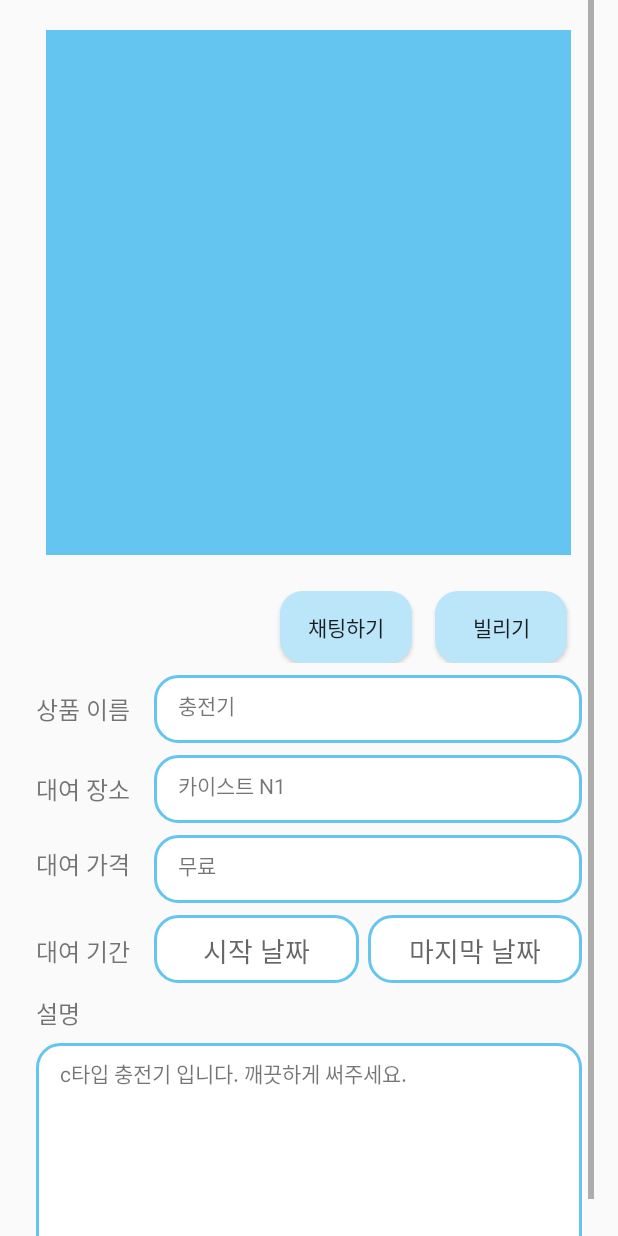
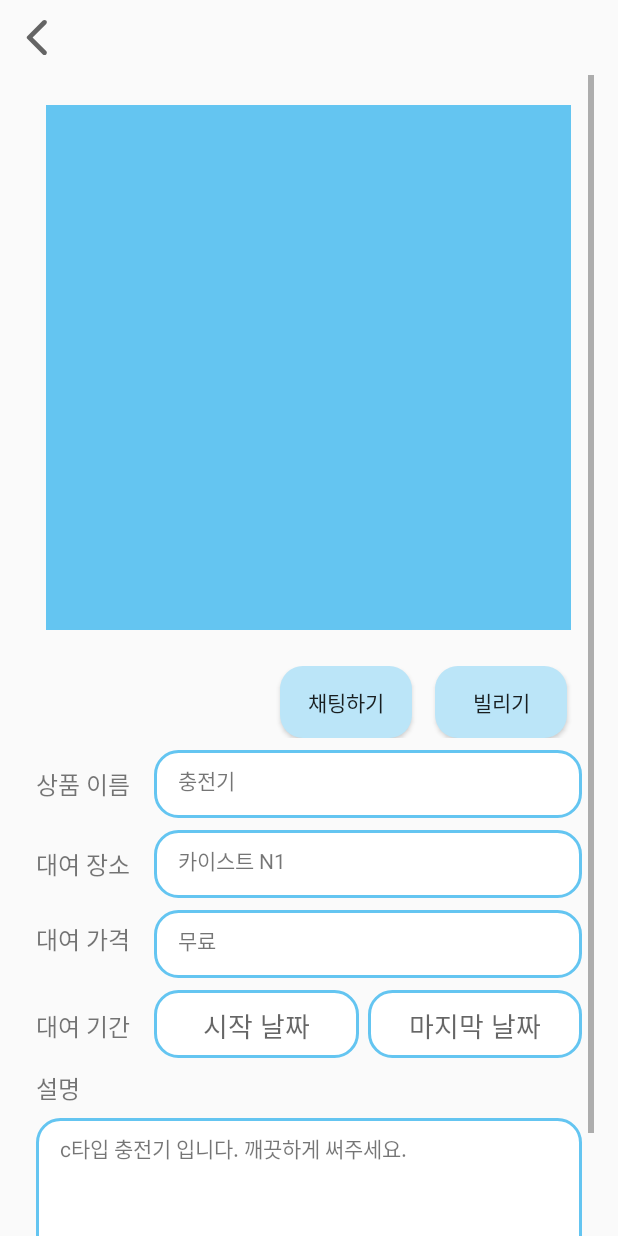
Before and after one commit to minizzang/madcamp_week2, an Android app: the ItemDetailActivity screen opened directly, with no data from a screen before it, on a phone screen of 412 x 824 dp. Run offline under Robolectric (Android 15) with nearby library versions, the phone set to English and light mode, and no system bars; our stand-ins replace Volley; network calls fail; 2 statements that could not run were skipped.

```diff
--- a/app/src/main/java/com/example/madcamp_week2/ui/items/PeopleListAdapter.kt
+++ b/app/src/main/java/com/example/madcamp_week2/ui/items/PeopleListAdapter.kt
@@ -45,6 +45,7 @@ class PeopleListAdapter (val context: Context, val peopleListArray: ArrayList<Re
             val peopleAdapter = PeopleAdapter(context, peopleArray)
             hpersonList.layoutManager = layoutManager
             hpersonList.adapter = peopleAdapter
+            //hpersonList.adapter!!.notifyDataSetChanged()
             hpersonList.setRecycledViewPool(viewPool)
 
         }
--- a/app/src/main/res/layout/activity_item_detail.xml
+++ b/app/src/main/res/layout/activity_item_detail.xml
@@ -1,7 +1,28 @@
 <?xml version="1.0" encoding="utf-8"?>
-<ScrollView xmlns:android="http://schemas.android.com/apk/res/android"
+<LinearLayout xmlns:android="http://schemas.android.com/apk/res/android"
     xmlns:app="http://schemas.android.com/apk/res-auto"
     xmlns:tools="http://schemas.android.com/tools"
+    android:layout_width="match_parent"
+    android:layout_height="wrap_content"
+    android:orientation="vertical">
+
+    <LinearLayout
+        android:layout_width="match_parent"
+        android:layout_height="wrap_content"
+        android:layout_marginVertical="10dp"
+        android:layout_marginHorizontal="10dp">
+
+        <Button
+            android:id="@+id/itemDetailBack"
+            android:layout_width="30dp"
+            android:layout_height="30dp"
+            android:background="@drawable/ic_round_arrow_back_ios_24"/>
+
+    </LinearLayout>
+
+
+
+    <ScrollView
         android:layout_width="match_parent"
         android:layout_height="match_parent"
         android:layout_marginHorizontal="16dp"
@@ -229,3 +250,4 @@
         </LinearLayout>
 
     </ScrollView>
+</LinearLayout>
--- a/app/src/main/res/layout/request_people_item.xml
+++ b/app/src/main/res/layout/request_people_item.xml
@@ -19,6 +19,7 @@
         tools:ignore="MissingConstraints" />
 
     <Button
+        android:id="@+id/acceptBtn"
         android:layout_width="wrap_content"
         android:layout_height="40dp"
         android:layout_marginVertical="10dp"
```
Also changed, not shown: app/src/main/java/com/example/madcamp_week2/ui/home/ItemDetailActivity.kt (+3 -4 lines), app/src/main/java/com/example/madcamp_week2/ui/items/ItemsFragment.kt (+36 -10 lines), app/src/main/java/com/example/madcamp_week2/ui/items/PeopleAdapter.kt (+19 -0 lines). Lines whose indentation alone changed are shown as unchanged.
